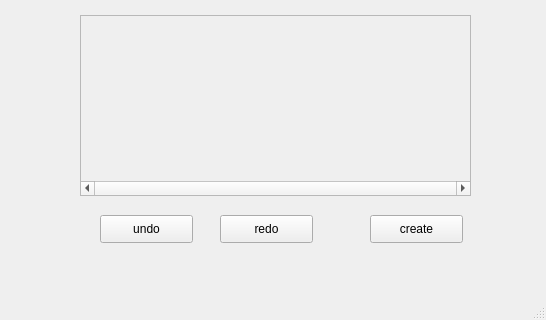
The window that code/mainWindow.ui (Neutrinoant/TaikoEditor) describes before a commit, drawn with Qt 5; both pictures show x 0 to 546 and y 294 to 614 of the 546 by 614 pixel window.
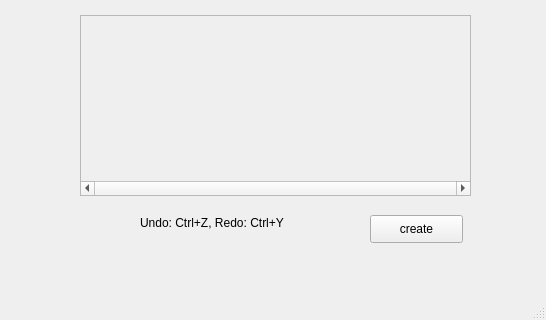
The same window after the commit. Icons and pictures are not drawn.

The edit to the form file:
```diff
--- a/code/mainWindow.ui
+++ b/code/mainWindow.ui
@@ -155,32 +155,6 @@
      </property>
     </widget>
    </widget>
-   <widget class="QPushButton" name="push_undo">
-    <property name="geometry">
-     <rect>
-      <x>100</x>
-      <y>490</y>
-      <width>93</width>
-      <height>28</height>
-     </rect>
-    </property>
-    <property name="text">
-     <string>undo</string>
-    </property>
-   </widget>
-   <widget class="QPushButton" name="push_redo">
-    <property name="geometry">
-     <rect>
-      <x>220</x>
-      <y>490</y>
-      <width>93</width>
-      <height>28</height>
-     </rect>
-    </property>
-    <property name="text">
-     <string>redo</string>
-    </property>
-   </widget>
    <widget class="QPushButton" name="push_create">
     <property name="geometry">
      <rect>
@@ -194,6 +168,19 @@
      <string>create</string>
     </property>
    </widget>
+   <widget class="QLabel" name="label_undoDescription">
+    <property name="geometry">
+     <rect>
+      <x>140</x>
+      <y>490</y>
+      <width>181</width>
+      <height>16</height>
+     </rect>
+    </property>
+    <property name="text">
+     <string>Undo: Ctrl+Z, Redo: Ctrl+Y</string>
+    </property>
+   </widget>
   </widget>
   <widget class="QMenuBar" name="menubar">
    <property name="geometry">
```
